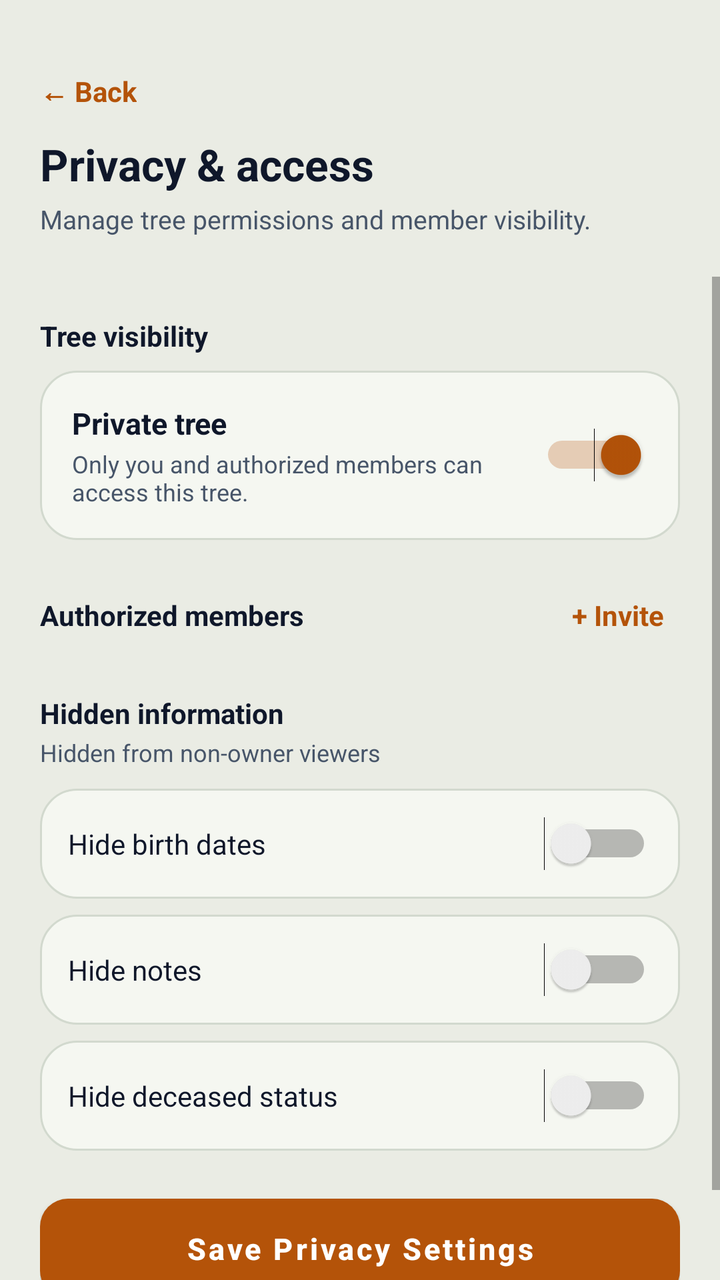
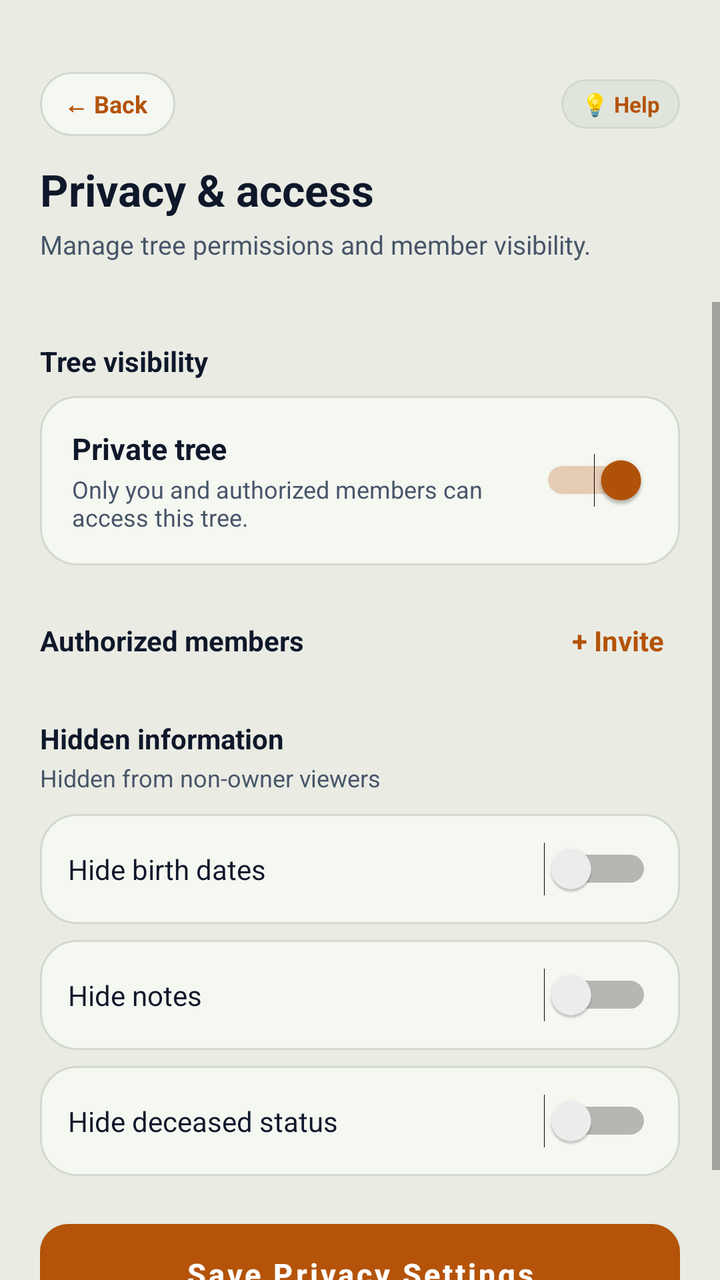

Before-and-after screenshots of an Android layout around one commit, followed by the original layout XML and the change that was made.
<!-- AndroidManifest.xml: application theme Theme.BTProject2 -->
<!-- res/layout/activity_privacy_controls.xml -->
<?xml version="1.0" encoding="utf-8"?>
<LinearLayout xmlns:android="http://schemas.android.com/apk/res/android"
    android:layout_width="match_parent"
    android:layout_height="match_parent"
    android:orientation="vertical"
    android:background="@color/background">

    
    <LinearLayout
        android:layout_width="match_parent"
        android:layout_height="wrap_content"
        android:orientation="vertical"
        android:background="@color/forest_bg"
        android:paddingStart="20dp"
        android:paddingEnd="20dp"
        android:paddingTop="36dp"
        android:paddingBottom="20dp">

        <TextView
            android:id="@+id/btnBack"
            android:layout_width="wrap_content"
            android:layout_height="wrap_content"
            android:text="← Back"
            android:textSize="14sp"
            android:textStyle="bold"
            android:textColor="@color/gold_accent"
            android:layout_marginBottom="12dp"
            android:clickable="true"
            android:focusable="true" />

        <TextView
            android:layout_width="wrap_content"
            android:layout_height="wrap_content"
            android:text="Privacy &amp; access"
            android:textSize="22sp"
            android:textStyle="bold"
            android:textColor="@color/text_primary" />

        <TextView
            android:layout_width="wrap_content"
            android:layout_height="wrap_content"
            android:text="Manage tree permissions and member visibility."
            android:textSize="13sp"
            android:textColor="@color/text_secondary"
            android:layout_marginTop="4dp" />
    </LinearLayout>

    
    <ScrollView
        android:id="@+id/layoutOwnerView"
        android:layout_width="match_parent"
        android:layout_height="0dp"
        android:layout_weight="1"
        android:visibility="visible">

        <LinearLayout
            android:layout_width="match_parent"
            android:layout_height="wrap_content"
            android:orientation="vertical"
            android:padding="20dp">

            
            <TextView
                android:layout_width="wrap_content"
                android:layout_height="wrap_content"
                android:text="Tree visibility"
                android:textSize="14sp"
                android:textStyle="bold"
                android:textColor="@color/text_primary"
                android:layout_marginBottom="8dp" />

            <LinearLayout
                android:layout_width="match_parent"
                android:layout_height="wrap_content"
                android:orientation="horizontal"
                android:gravity="center_vertical"
                android:background="@drawable/card_bg"
                android:padding="16dp"
                android:layout_marginBottom="24dp">

                <LinearLayout
                    android:layout_width="0dp"
                    android:layout_height="wrap_content"
                    android:layout_weight="1"
                    android:orientation="vertical">

                    <TextView
                        android:layout_width="wrap_content"
                        android:layout_height="wrap_content"
                        android:text="Private tree"
                        android:textSize="15sp"
                        android:textStyle="bold"
                        android:textColor="@color/text_primary" />

                    <TextView
                        android:layout_width="wrap_content"
                        android:layout_height="wrap_content"
                        android:text="Only you and authorized members can access this tree."
                        android:textSize="12sp"
                        android:textColor="@color/text_secondary"
                        android:layout_marginTop="2dp" />
                </LinearLayout>

                <Switch
                    android:id="@+id/switchPrivateTree"
                    android:layout_width="wrap_content"
                    android:layout_height="wrap_content"
                    android:checked="true" />
            </LinearLayout>

            
            <LinearLayout
                android:layout_width="match_parent"
                android:layout_height="wrap_content"
                android:orientation="horizontal"
                android:gravity="center_vertical"
                android:layout_marginBottom="10dp">

                <TextView
                    android:id="@+id/tvAuthorizedTitle"
                    android:layout_width="0dp"
                    android:layout_height="wrap_content"
                    android:layout_weight="1"
                    android:text="Authorized members"
                    android:textSize="14sp"
                    android:textStyle="bold"
                    android:textColor="@color/text_primary" />

                <TextView
                    android:id="@+id/btnInviteMember"
                    android:layout_width="wrap_content"
                    android:layout_height="wrap_content"
                    android:text="+ Invite"
                    android:textSize="14sp"
                    android:textStyle="bold"
                    android:textColor="@color/primary"
                    android:paddingStart="8dp"
                    android:paddingEnd="8dp"
                    android:paddingTop="4dp"
                    android:paddingBottom="4dp"
                    android:clickable="true"
                    android:focusable="true" />
            </LinearLayout>

            <androidx.recyclerview.widget.RecyclerView
                android:id="@+id/rvAuthorizedMembers"
                android:layout_width="match_parent"
                android:layout_height="wrap_content"
                android:nestedScrollingEnabled="false"
                android:layout_marginBottom="16dp" />

            
            <LinearLayout
                android:id="@+id/layoutPendingRequests"
                android:layout_width="match_parent"
                android:layout_height="wrap_content"
                android:orientation="vertical"
                android:layout_marginBottom="24dp"
                android:visibility="gone">

                <TextView
                    android:layout_width="wrap_content"
                    android:layout_height="wrap_content"
                    android:text="Pending Access Requests"
                    android:textSize="13sp"
                    android:textStyle="bold"
                    android:textColor="@color/warning"
                    android:layout_marginBottom="8dp" />

                <androidx.recyclerview.widget.RecyclerView
                    android:id="@+id/rvPendingRequests"
                    android:layout_width="match_parent"
                    android:layout_height="wrap_content"
                    android:nestedScrollingEnabled="false" />
            </LinearLayout>

            
            <TextView
                android:layout_width="wrap_content"
                android:layout_height="wrap_content"
                android:text="Hidden information"
                android:textSize="14sp"
                android:textStyle="bold"
                android:textColor="@color/text_primary"
                android:layout_marginBottom="2dp" />

            <TextView
                android:layout_width="wrap_content"
                android:layout_height="wrap_content"
                android:text="Hidden from non-owner viewers"
                android:textSize="12sp"
                android:textColor="@color/text_secondary"
                android:layout_marginBottom="10dp" />

            
            <LinearLayout
                android:layout_width="match_parent"
                android:layout_height="wrap_content"
                android:orientation="horizontal"
                android:gravity="center_vertical"
                android:background="@drawable/card_bg"
                android:padding="14dp"
                android:layout_marginBottom="8dp">

                <TextView
                    android:layout_width="0dp"
                    android:layout_height="wrap_content"
                    android:layout_weight="1"
                    android:text="Hide birth dates"
                    android:textSize="14sp"
                    android:textColor="@color/text_primary" />

                <Switch
                    android:id="@+id/switchHideBirthDates"
                    android:layout_width="wrap_content"
                    android:layout_height="wrap_content" />
            </LinearLayout>

            
            <LinearLayout
                android:layout_width="match_parent"
                android:layout_height="wrap_content"
                android:orientation="horizontal"
                android:gravity="center_vertical"
                android:background="@drawable/card_bg"
                android:padding="14dp"
                android:layout_marginBottom="8dp">

                <TextView
                    android:layout_width="0dp"
                    android:layout_height="wrap_content"
                    android:layout_weight="1"
                    android:text="Hide notes"
                    android:textSize="14sp"
                    android:textColor="@color/text_primary" />

                <Switch
                    android:id="@+id/switchHideNotes"
                    android:layout_width="wrap_content"
                    android:layout_height="wrap_content" />
            </LinearLayout>

            
            <LinearLayout
                android:layout_width="match_parent"
                android:layout_height="wrap_content"
                android:orientation="horizontal"
                android:gravity="center_vertical"
                android:background="@drawable/card_bg"
                android:padding="14dp"
                android:layout_marginBottom="24dp">

                <TextView
                    android:layout_width="0dp"
                    android:layout_height="wrap_content"
                    android:layout_weight="1"
                    android:text="Hide deceased status"
                    android:textSize="14sp"
                    android:textColor="@color/text_primary" />

                <Switch
                    android:id="@+id/switchHideDeceasedStatus"
                    android:layout_width="wrap_content"
                    android:layout_height="wrap_content" />
            </LinearLayout>

            
            <Button
                android:id="@+id/btnSavePrivacy"
                android:layout_width="match_parent"
                android:layout_height="50dp"
                android:text="Save Privacy Settings"
                android:textSize="15sp"
                android:textStyle="bold"
                android:textColor="@color/white"
                android:background="@drawable/btn_primary_bg"
                android:textAllCaps="false"
                android:layout_marginBottom="20dp" />

        </LinearLayout>
    </ScrollView>

    
    <LinearLayout
        android:id="@+id/layoutOwnerGate"
        android:layout_width="match_parent"
        android:layout_height="match_parent"
        android:orientation="vertical"
        android:gravity="center"
        android:padding="32dp"
        android:visibility="gone">

        
        <TextView
            android:layout_width="80dp"
            android:layout_height="80dp"
            android:gravity="center"
            android:text="🔒"
            android:textSize="36sp"
            android:background="@drawable/profile_circle_bg"
            android:layout_marginBottom="24dp" />

        <TextView
            android:layout_width="wrap_content"
            android:layout_height="wrap_content"
            android:text="Owner access required"
            android:textSize="20sp"
            android:textStyle="bold"
            android:textColor="@color/text_primary"
            android:layout_marginBottom="8dp" />

        <TextView
            android:layout_width="wrap_content"
            android:layout_height="wrap_content"
            android:text="Only the tree owner can manage privacy and access settings."
            android:textSize="14sp"
            android:textColor="@color/text_secondary"
            android:gravity="center"
            android:lineSpacingExtra="3dp"
            android:layout_marginBottom="32dp" />

        <Button
            android:id="@+id/btnGateBackToHome"
            android:layout_width="match_parent"
            android:layout_height="50dp"
            android:text="Back to home"
            android:textSize="15sp"
            android:textStyle="bold"
            android:textColor="@color/primary"
            android:background="@drawable/btn_outline_bg"
            android:textAllCaps="false" />

    </LinearLayout>

</LinearLayout>
<!-- resources referenced by this layout -->
<resources>
  <color name="background">#EAECE4</color>
  <color name="forest_bg">#EAECE4</color>
  <color name="gold_accent">#B45309</color>
  <color name="primary">#B45309</color>
  <color name="text_primary">#0F172A</color>
  <color name="text_secondary">#475569</color>
  <color name="warning">#D97706</color>
  <color name="white">#FFFFFF</color>
  <!-- drawable btn_outline_bg (drawable) -->
  <?xml version="1.0" encoding="utf-8"?>
  <shape xmlns:android="http://schemas.android.com/apk/res/android"
      android:shape="rectangle">
      <solid android:color="#162E21" />
      <corners android:radius="14dp" />
      <stroke android:width="1dp" android:color="@color/forest_card_border" />
  </shape>
  <!-- drawable btn_primary_bg (drawable) -->
  <?xml version="1.0" encoding="utf-8"?>
  <shape xmlns:android="http://schemas.android.com/apk/res/android"
      android:shape="rectangle">
      <solid android:color="@color/gold_accent" />
      <corners android:radius="14dp" />
  </shape>
  <!-- drawable card_bg (drawable) -->
  <?xml version="1.0" encoding="utf-8"?>
  <shape xmlns:android="http://schemas.android.com/apk/res/android"
      android:shape="rectangle">
      <solid android:color="@color/forest_card" />
      <corners android:radius="18dp" />
      <stroke android:width="1dp" android:color="@color/forest_card_border" />
  </shape>
  <!-- drawable profile_circle_bg (drawable) -->
  <?xml version="1.0" encoding="utf-8"?>
  <shape xmlns:android="http://schemas.android.com/apk/res/android"
      android:shape="oval">
      <solid android:color="@color/forest_card" />
      <stroke android:width="1dp" android:color="@color/forest_card_border" />
  </shape>
  <style name="Theme.BTProject2" parent="Theme.MaterialComponents.DayNight.NoActionBar">
          <item name="colorPrimary">@color/gold_accent</item>
          <item name="colorPrimaryDark">@color/gold_accent_dark</item>
          <item name="colorAccent">@color/gold_accent</item>
          <item name="android:windowBackground">@color/forest_bg</item>
          <item name="android:statusBarColor">@color/forest_bg</item>
          <item name="android:windowLightStatusBar">true</item>
      </style>
  <color name="forest_card_border">#D2D9CE</color>
  <color name="forest_card">#F5F7F1</color>
  <color name="gold_accent_dark">#78350F</color>
</resources>

<!-- the commit's change to res/layout/activity_privacy_controls.xml (unified diff, before → after) -->
@@ -16,17 +16,50 @@
         android:paddingTop="36dp"
         android:paddingBottom="20dp">
 
-        <TextView
-            android:id="@+id/btnBack"
-            android:layout_width="wrap_content"
-            android:layout_height="wrap_content"
-            android:text="← Back"
-            android:textSize="14sp"
-            android:textStyle="bold"
-            android:textColor="@color/gold_accent"
-            android:layout_marginBottom="12dp"
-            android:clickable="true"
-            android:focusable="true" />
+        
+        <LinearLayout
+            android:layout_width="match_parent"
+            android:layout_height="wrap_content"
+            android:orientation="horizontal"
+            android:gravity="center_vertical"
+            android:layout_marginBottom="12dp">
+
+            <TextView
+                android:id="@+id/btnBack"
+                android:layout_width="wrap_content"
+                android:layout_height="32dp"
+                android:background="@drawable/bg_nav_back_pill"
+                android:gravity="center_vertical"
+                android:paddingStart="12dp"
+                android:paddingEnd="14dp"
+                android:text="← Back"
+                android:textSize="12sp"
+                android:textStyle="bold"
+                android:textColor="@color/primary"
+                android:clickable="true"
+                android:focusable="true" />
+
+            <View
+                android:layout_width="0dp"
+                android:layout_height="1dp"
+                android:layout_weight="1" />
+
+            <TextView
+                android:id="@+id/btnQuickAssistPrivacy"
+                android:layout_width="wrap_content"
+                android:layout_height="wrap_content"
+                android:text="💡 Help"
+                android:textSize="11sp"
+                android:textStyle="bold"
+                android:textColor="@color/gold_accent"
+                android:background="@drawable/badge_pill_dark"
+                android:paddingStart="10dp"
+                android:paddingEnd="10dp"
+                android:paddingTop="5dp"
+                android:paddingBottom="5dp"
+                android:clickable="true"
+                android:focusable="true" />
+        </LinearLayout>
 
         <TextView
             android:layout_width="wrap_content"
<!-- resource entries referenced after the edit -->
@@ -8,6 +8,30 @@
   <color name="text_secondary">#475569</color>
   <color name="warning">#D97706</color>
   <color name="white">#FFFFFF</color>
+  <!-- drawable badge_pill_dark (drawable) -->
+  <?xml version="1.0" encoding="utf-8"?>
+  <shape xmlns:android="http://schemas.android.com/apk/res/android"
+      android:shape="rectangle">
+      <solid android:color="@color/forest_card_light" />
+      <corners android:radius="20dp" />
+      <stroke
+          android:width="1dp"
+          android:color="@color/forest_card_border" />
+  </shape>
+  <!-- drawable bg_nav_back_pill (drawable) -->
+  <?xml version="1.0" encoding="utf-8"?>
+  <ripple xmlns:android="http://schemas.android.com/apk/res/android"
+      android:color="@color/gold_accent">
+      <item>
+          <shape android:shape="rectangle">
+              <solid android:color="@color/card_bg" />
+              <corners android:radius="20dp" />
+              <stroke
+                  android:width="1dp"
+                  android:color="@color/card_border" />
+          </shape>
+      </item>
+  </ripple>
   <!-- drawable btn_outline_bg (drawable) -->
   <?xml version="1.0" encoding="utf-8"?>
   <shape xmlns:android="http://schemas.android.com/apk/res/android"
@@ -46,7 +70,10 @@
           <item name="android:statusBarColor">@color/forest_bg</item>
           <item name="android:windowLightStatusBar">true</item>
       </style>
+  <color name="forest_card_light">#E0E5DC</color>
   <color name="forest_card_border">#D2D9CE</color>
+  <color name="card_bg">#F5F7F1</color>
+  <color name="card_border">#D2D9CE</color>
   <color name="forest_card">#F5F7F1</color>
   <color name="gold_accent_dark">#78350F</color>
 </resources>
